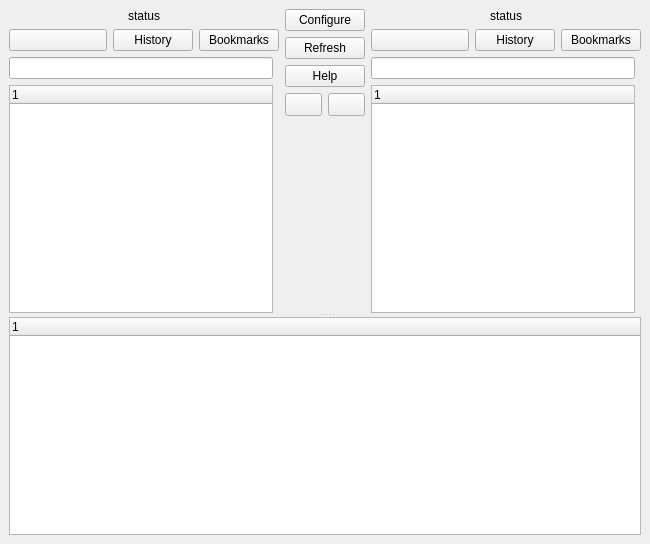
suncore/dflynav, file src/mainwin.ui: the form before one commit.
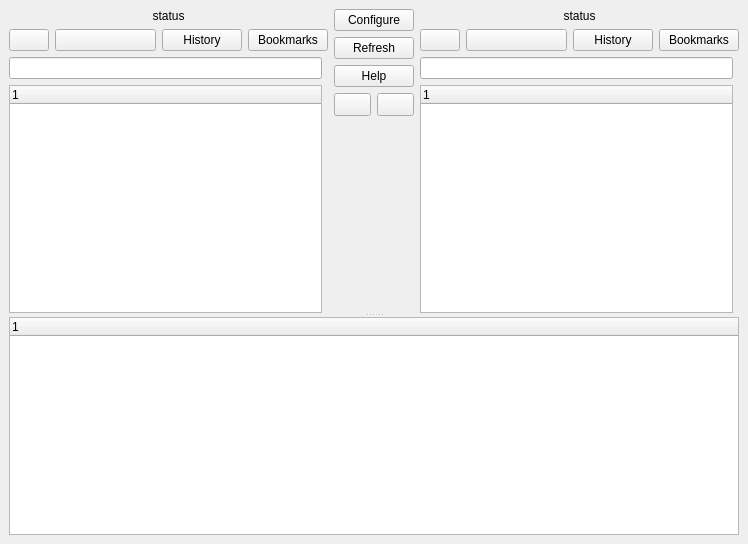
The form after the commit.

```diff
--- a/src/mainwin.ui
+++ b/src/mainwin.ui
@@ -6,7 +6,7 @@
    <rect>
     <x>0</x>
     <y>0</y>
-    <width>650</width>
+    <width>748</width>
     <height>544</height>
    </rect>
   </property>
@@ -26,6 +26,13 @@
          <layout class="QGridLayout" name="left">
           <item row="4" column="0" colspan="2">
            <layout class="QHBoxLayout" name="horizontalLayout">
+            <item>
+             <widget class="QPushButton" name="left_back">
+              <property name="text">
+               <string/>
+              </property>
+             </widget>
+            </item>
             <item>
              <widget class="QPushButton" name="left_up">
               <property name="sizePolicy">
@@ -196,6 +203,13 @@
           </item>
           <item row="4" column="0" colspan="2">
            <layout class="QHBoxLayout" name="horizontalLayout_4">
+            <item>
+             <widget class="QPushButton" name="right_back">
+              <property name="text">
+               <string/>
+              </property>
+             </widget>
+            </item>
             <item>
              <widget class="QPushButton" name="right_up">
               <property name="sizePolicy">
```
